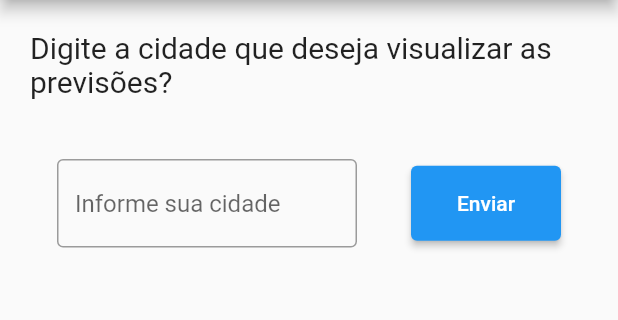
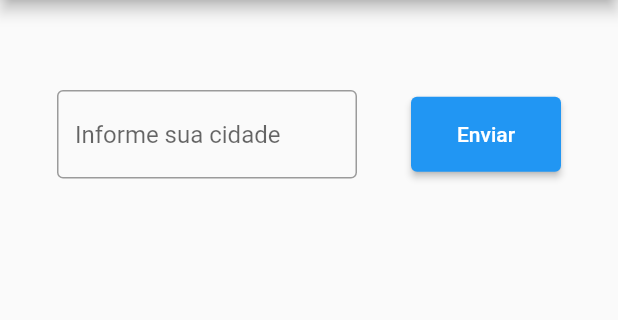
Before and after one commit to elisanecamilapagani/Programa-o-para-Dispositivo-M-veis-I, a Flutter app: the screen it shows after launch, on a phone screen of 412 x 824 dp, the part 84-404 px from its top. Run offline on Flutter 3.47's test engine with Material 2 defaults, Android fonts, the phone set to English and light mode, and no system bars; our stand-ins replace flutter_dotenv.

Commit message:
Mudanças de layout

```diff
--- a/vidente_app prova/lib/widgets/city.dart
+++ b/vidente_app prova/lib/widgets/city.dart
@@ -30,12 +30,6 @@
         padding: EdgeInsets.all(20),
         child: Column(
           children: [
-            Text(
-              'Digite a cidade que deseja visualizar as previsões?',
-              style: TextStyle(
-                fontSize: 20,
-              ),
-            ),
             Padding(padding: EdgeInsets.all(20)),
             Row(
               mainAxisAlignment: MainAxisAlignment.spaceAround,
```
Also changed, not shown: vidente_app prova/pubspec.lock.
